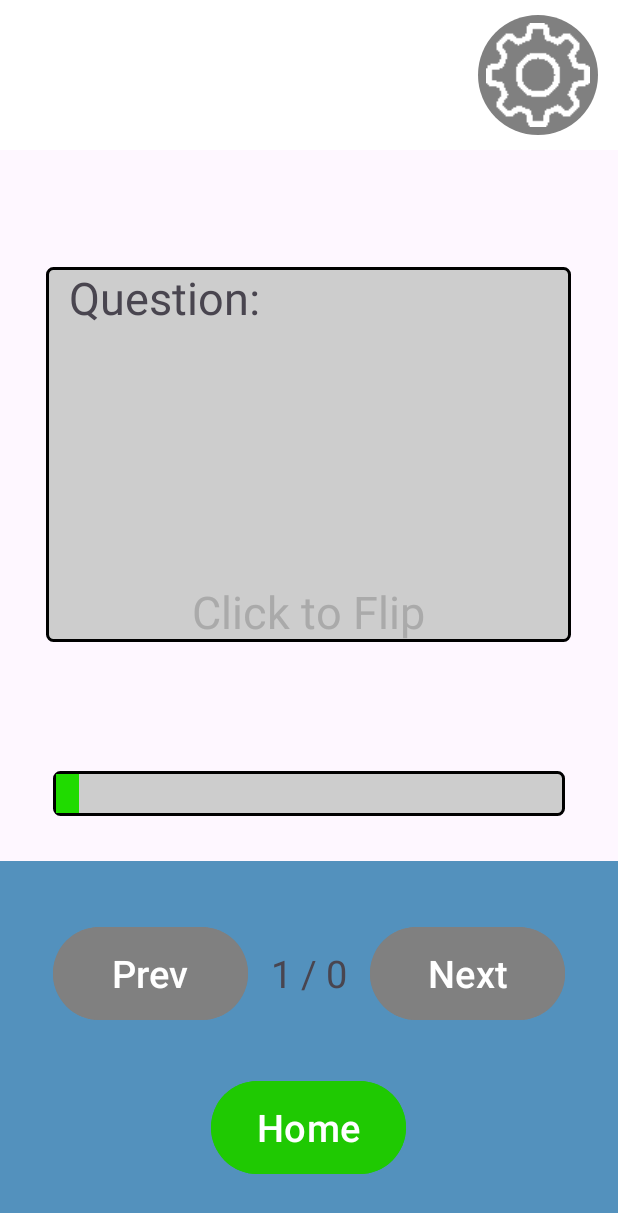
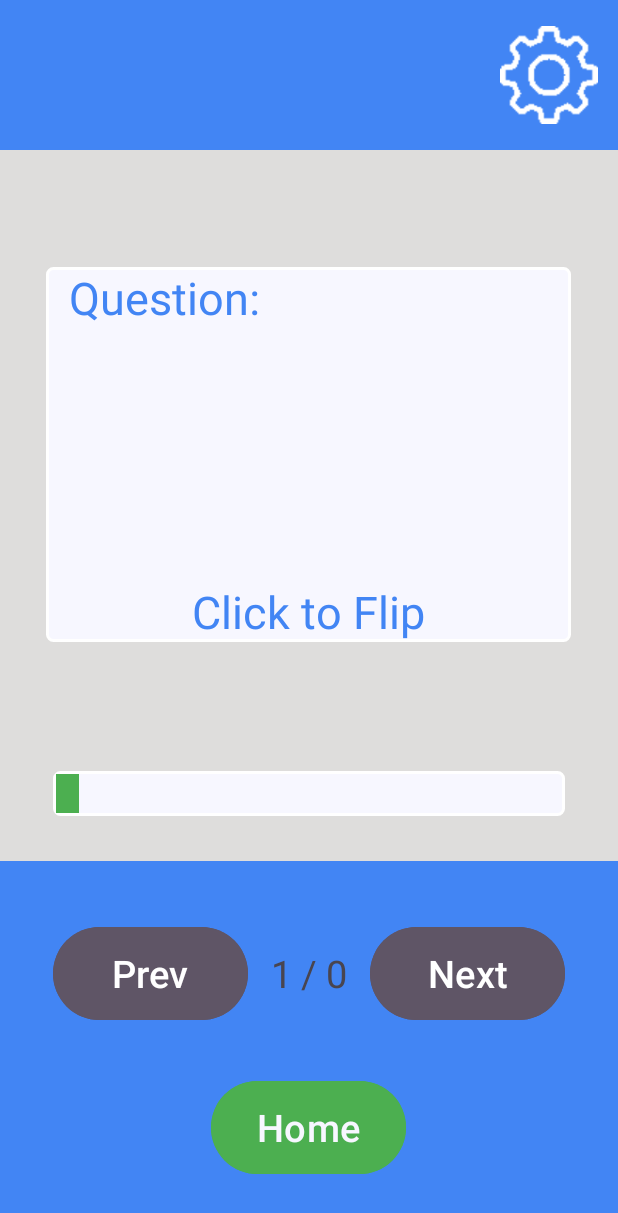
Before and after one commit to ncorcoran771/FlashcardApp, an Android app: the Study_Screen screen opened directly, with no data from a screen before it, on a phone screen of 412 x 824 dp. Shown: the top 1213 px of the screen. Run offline under Robolectric (Android 15) with nearby library versions, the phone set to English and light mode, and no system bars; our stand-ins replace Firebase (no records; nobody signed in at launch, a user with empty details on screens opened directly); 2 statements that could not run were skipped.

Commit message:
Attempted to imporve Colors

```diff
--- a/app/src/main/java/com/hfad/flashcardapp/MainActivity.java
+++ b/app/src/main/java/com/hfad/flashcardapp/MainActivity.java
@@ -1,6 +1,7 @@
 package com.hfad.flashcardapp;
 
 import android.content.Intent;
+import android.graphics.Color;
 import android.os.Bundle;
 import android.util.Log;
 import android.util.TypedValue;
@@ -57,6 +58,8 @@ public class MainActivity extends AppCompatActivity {
                 (int) TypedValue.applyDimension(TypedValue.COMPLEX_UNIT_DIP, 5, getResources().getDisplayMetrics()),
                 0
         );
+        new_button.setTextColor(Color.WHITE); // or any color
+        new_button.setBackgroundColor(Color.parseColor("#4285F4")); // custom hex color
         new_button.setLayoutParams(params);
     }
     private Button create_flashcard_button(String subject) {
--- a/app/src/main/res/drawable/blue_icon_button_background.xml
+++ b/app/src/main/res/drawable/blue_icon_button_background.xml
@@ -1,7 +1,7 @@
 <?xml version="1.0" encoding="utf-8"?>
 <shape xmlns:android="http://schemas.android.com/apk/res/android"
     android:shape="oval">
-    <solid android:color="#5391BD" />
+    <solid android:color="@color/purple" />
     <size
         android:width="48dp"
         android:height="48dp" />
--- a/app/src/main/res/drawable/border.xml
+++ b/app/src/main/res/drawable/border.xml
@@ -2,6 +2,6 @@
     <solid android:color="@color/white" />
     <stroke
         android:width="2dp"
-        android:color="@color/black" />
+        android:color="#FFFFFF" />
     <corners android:radius="4dp" /> <!-- optional: slight rounded corners -->
 </shape>
--- a/app/src/main/res/drawable/grey_border.xml
+++ b/app/src/main/res/drawable/grey_border.xml
@@ -1,5 +1,5 @@
 <shape xmlns:android="http://schemas.android.com/apk/res/android">
-    <solid android:color="#cdcdcd" />
+    <solid android:color="@color/white" />
     <stroke
         android:width="2dp"
         android:color="@color/black" />
--- a/app/src/main/res/drawable/icon_button_background.xml
+++ b/app/src/main/res/drawable/icon_button_background.xml
@@ -1,7 +1,7 @@
 <?xml version="1.0" encoding="utf-8"?>
 <shape xmlns:android="http://schemas.android.com/apk/res/android"
     android:shape="oval">
-    <solid android:color="#808080" />
+    <solid android:color="@color/green" />
     <size
         android:width="48dp"
         android:height="48dp" />
--- a/app/src/main/res/layout/activity_study_screen.xml
+++ b/app/src/main/res/layout/activity_study_screen.xml
@@ -5,7 +5,8 @@
     android:id="@+id/main"
     android:layout_width="match_parent"
     android:layout_height="match_parent"
-    tools:context=".Study_Screen">
+    tools:context=".Study_Screen"
+    android:background="#dedddc">
 
 
     <LinearLayout
@@ -18,19 +19,19 @@
         <RelativeLayout
             android:layout_width="match_parent"
             android:layout_height="100dp"
-            android:background="@color/white"
+            android:background="@color/blue"
             >
 
             <ImageButton
                 android:id="@+id/Options"
-                android:layout_width="80dp"
-                android:layout_height="80dp"
+                android:layout_width="65dp"
+                android:layout_height="65dp"
                 android:layout_marginEnd="13dp"
-                android:src="@drawable/settings"
+
                 android:layout_alignParentEnd="true"
                 android:layout_centerVertical="true"
                 android:scaleType="centerInside"
-                android:background="@drawable/icon_button_background"
+                android:background="@drawable/settings"
                 />
 
         </RelativeLayout>
@@ -56,6 +57,7 @@
                         android:layout_width="wrap_content"
                         android:layout_height="wrap_content"
                         android:textSize="30sp"
+                        android:textColor="@color/blue"
                         android:layout_marginStart="15sp"
                         />
 
@@ -65,9 +67,10 @@
                         android:layout_width="wrap_content"
                         android:layout_height="wrap_content"
                         android:textSize="30sp"
+                        android:textColor="#000000"
                         android:layout_marginStart="15sp"
                         android:layout_centerInParent="true"
-                        android:textColor="#363636"
+
                         />
 
                     <TextView
@@ -75,8 +78,8 @@
                         android:layout_width="wrap_content"
                         android:layout_height="wrap_content"
                         android:textSize="30sp"
-                        android:textColor="#AAAAAA"
                         android:layout_marginStart="15sp"
+                        android:textColor="@color/blue"
                         android:layout_centerInParent="true"
                         android:layout_alignParentBottom="true"
                         />
@@ -103,7 +106,7 @@
                 android:layout_alignParentBottom="true"
                 android:layout_marginLeft="2dp"
                 android:layout_marginBottom="2dp"
-                android:background="#20db00">
+                android:background="@color/green">
 
             </RelativeLayout>
 
@@ -112,7 +115,7 @@
         <RelativeLayout
             android:layout_width="match_parent"
             android:layout_height="250dp"
-            android:background="#5391BD"
+            android:background="@color/blue"
             android:layout_alignParentBottom="true"
             android:layout_centerHorizontal="true"
             android:gravity="center_horizontal"
@@ -132,7 +135,7 @@
                 android:id="@+id/back_button"
                 android:layout_width="130sp"
                 android:layout_height="70sp"
-                android:backgroundTint="#808080"
+                android:backgroundTint="@color/purple"
                 android:text="Prev"
                 android:textSize="25sp"
                 android:layout_marginRight="15sp"
@@ -152,7 +155,7 @@
                     android:layout_width="130sp"
                     android:layout_height="70sp"
 
-                    android:backgroundTint="#808080"
+                    android:backgroundTint="@color/purple"
                     android:text="Next"
                     android:layout_marginLeft="15sp"
                     android:onClick="next_card"
@@ -166,10 +169,10 @@
                 android:layout_centerInParent="true"
                 android:layout_centerHorizontal="true"
                 android:layout_marginBottom="37dp"
-                android:backgroundTint="#1fc902"
+                android:backgroundTint="@color/green"
                 android:onClick="goToMenu"
                 android:text="Home"
-                android:textColor="#FFFFFF"
+                android:textColor="@color/white"
                 android:textSize="25sp" />
 
         </RelativeLayout>
--- a/app/src/main/res/values/colors.xml
+++ b/app/src/main/res/values/colors.xml
@@ -1,5 +1,9 @@
 <?xml version="1.0" encoding="utf-8"?>
 <resources>
-    <color name="black">#FF000000</color>
-    <color name="white">#FFFFFFFF</color>
+    <color name="white">#F7f7FF</color>
+    <color name="green">#4CAF50</color>
+    <color name="blue">#4285F4</color>
+    <color name="purple">#5F5566</color>
+    <color name="tan">#EDAE49</color>
+    <color name="black">#FFFFFF</color>
 </resources>
--- a/app/src/main/res/values/strings.xml
+++ b/app/src/main/res/values/strings.xml
@@ -1,6 +1,12 @@
 <resources>
     <string name="app_name">Flashcard App</string>
 
+    <string-array name="sorting_mechanisms">
+        <item>Recently Created</item>
+        <item>Recently Accessed</item>
+        <item>Alphabetical A-Z</item>
+        <item>Alphabetical Z-A</item>
+    </string-array>
 
 
     <string name="card_index">0 / 0</string>
```
Also changed, not shown: app/src/main/res/drawable/drop_down.xml (added, +8 -0 lines), app/src/main/res/layout/activity_card_creation_screen.xml (+7 -5 lines), app/src/main/res/layout/activity_main.xml (+20 -8 lines), 1 other file.
